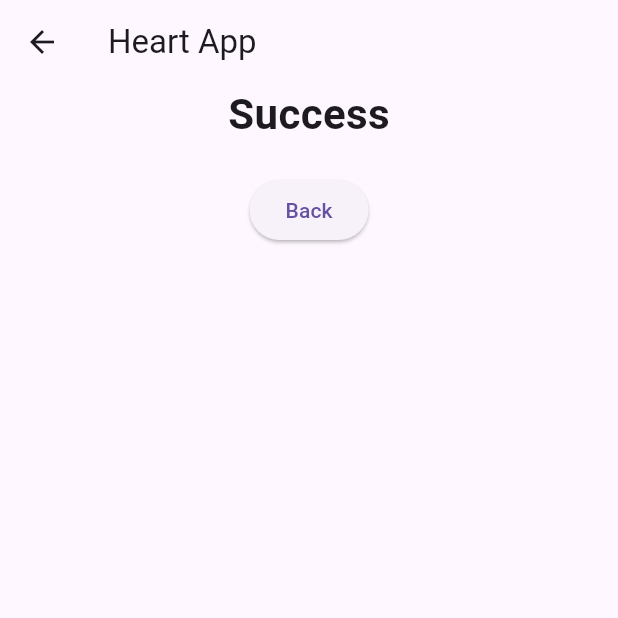
After one commit to ameyrane98/heart_app, a Flutter app: the SuccessScreen screen opened directly, on a phone screen of 412 x 824 dp, the top half of it. The commit adds this screen. Run offline on Flutter 3.47's test engine with Material 3 defaults, Android fonts, the phone set to English and light mode, and no system bars.

Commit message:
chore: Applied Navigation to Next button to navigate to success screen

```diff
--- /dev/null
+++ b/lib/ui/screens/success_screen.dart
@@ -0,0 +1,34 @@
+import 'package:flutter/material.dart';
+import 'package:heart_app/ui/screens/heart_screen.dart';
+import 'package:provider/provider.dart';
+
+class SuccessScreen extends StatelessWidget {
+  const SuccessScreen({super.key});
+
+  @override
+  Widget build(BuildContext context) {
+    return Scaffold(
+      appBar: AppBar(title: Text('Heart App')),
+      body: Center(
+        child: Column(
+          children: [
+            Text(
+              'Success',
+              style: const TextStyle(fontSize: 28, fontWeight: FontWeight.bold),
+            ),
+            const SizedBox(height: 20),
+            ElevatedButton(
+              onPressed: () {
+                Navigator.push(
+                  context,
+                  MaterialPageRoute(builder: (_) => const HeartScreen()),
+                );
+              },
+              child: const Text("Back"),
+            ),
+          ],
+        ),
+      ),
+    );
+  }
+}
```
Also changed, not shown: lib/ui/screens/heart_screen.dart (+15 -0 lines).
